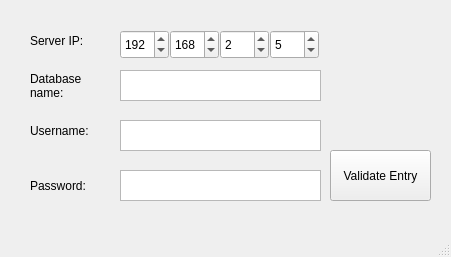
First picture: the form in NNGuiProgram/NeuralNetGuiProgram/mysqlsetupwindow.ui, repository ReggieMarr/the-useful-ufg, before the edit.
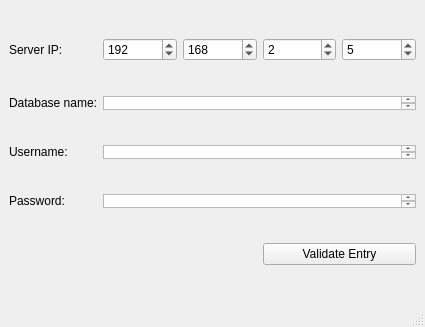
Second picture: the form after the edit.

```diff
--- a/NNGuiProgram/NeuralNetGuiProgram/mysqlsetupwindow.ui
+++ b/NNGuiProgram/NeuralNetGuiProgram/mysqlsetupwindow.ui
@@ -6,36 +6,24 @@
    <rect>
     <x>0</x>
     <y>0</y>
-    <width>451</width>
-    <height>257</height>
+    <width>425</width>
+    <height>327</height>
    </rect>
   </property>
   <property name="windowTitle">
    <string>MainWindow</string>
   </property>
   <widget class="QWidget" name="centralwidget">
+   <layout class="QGridLayout" name="gridLayout">
+    <item row="0" column="0">
    <widget class="QLabel" name="label">
-    <property name="geometry">
-     <rect>
-      <x>30</x>
-      <y>30</y>
-      <width>61</width>
-      <height>21</height>
-     </rect>
-    </property>
     <property name="text">
      <string>Server IP:</string>
     </property>
    </widget>
+    </item>
+    <item row="0" column="1">
    <widget class="QSpinBox" name="firstIPVal">
-    <property name="geometry">
-     <rect>
-      <x>120</x>
-      <y>30</y>
-      <width>49</width>
-      <height>29</height>
-     </rect>
-    </property>
     <property name="minimum">
      <number>1</number>
     </property>
@@ -46,31 +34,9 @@
      <number>192</number>
     </property>
    </widget>
-   <widget class="QSpinBox" name="threeIPVal">
-    <property name="geometry">
-     <rect>
-      <x>220</x>
-      <y>30</y>
-      <width>49</width>
-      <height>29</height>
-     </rect>
-    </property>
-    <property name="maximum">
-     <number>255</number>
-    </property>
-    <property name="value">
-     <number>2</number>
-    </property>
-   </widget>
+    </item>
+    <item row="0" column="2">
    <widget class="QSpinBox" name="secondIPVal">
-    <property name="geometry">
-     <rect>
-      <x>170</x>
-      <y>30</y>
-      <width>49</width>
-      <height>29</height>
-     </rect>
-    </property>
     <property name="minimum">
      <number>1</number>
     </property>
@@ -81,15 +47,19 @@
      <number>168</number>
     </property>
    </widget>
+    </item>
+    <item row="0" column="3">
+     <widget class="QSpinBox" name="threeIPVal">
+      <property name="maximum">
+       <number>255</number>
+      </property>
+      <property name="value">
+       <number>2</number>
+      </property>
+     </widget>
+    </item>
+    <item row="0" column="4">
    <widget class="QSpinBox" name="fourthIPVal">
-    <property name="geometry">
-     <rect>
-      <x>270</x>
-      <y>30</y>
-      <width>49</width>
-      <height>29</height>
-     </rect>
-    </property>
     <property name="maximum">
      <number>255</number>
     </property>
@@ -97,14 +67,14 @@
      <number>5</number>
     </property>
    </widget>
+    </item>
+    <item row="1" column="0">
    <widget class="QLabel" name="label_2">
-    <property name="geometry">
-     <rect>
-      <x>30</x>
-      <y>60</y>
-      <width>61</width>
-      <height>51</height>
-     </rect>
+      <property name="sizePolicy">
+       <sizepolicy hsizetype="Preferred" vsizetype="Maximum">
+        <horstretch>0</horstretch>
+        <verstretch>0</verstretch>
+       </sizepolicy>
     </property>
     <property name="text">
      <string>Database name:</string>
@@ -113,75 +83,71 @@
      <bool>true</bool>
     </property>
    </widget>
+    </item>
+    <item row="1" column="1" colspan="4">
+     <widget class="QTextEdit" name="databaseTextEntry">
+      <property name="sizePolicy">
+       <sizepolicy hsizetype="Expanding" vsizetype="Ignored">
+        <horstretch>0</horstretch>
+        <verstretch>0</verstretch>
+       </sizepolicy>
+      </property>
+     </widget>
+    </item>
+    <item row="2" column="0">
    <widget class="QLabel" name="label_3">
-    <property name="geometry">
-     <rect>
-      <x>30</x>
-      <y>110</y>
-      <width>71</width>
-      <height>41</height>
-     </rect>
+      <property name="sizePolicy">
+       <sizepolicy hsizetype="Preferred" vsizetype="Maximum">
+        <horstretch>0</horstretch>
+        <verstretch>0</verstretch>
+       </sizepolicy>
     </property>
     <property name="text">
      <string>Username:</string>
     </property>
    </widget>
+    </item>
+    <item row="2" column="1" colspan="4">
+     <widget class="QTextEdit" name="usernameTextEntry">
+      <property name="sizePolicy">
+       <sizepolicy hsizetype="Expanding" vsizetype="Ignored">
+        <horstretch>0</horstretch>
+        <verstretch>0</verstretch>
+       </sizepolicy>
+      </property>
+     </widget>
+    </item>
+    <item row="3" column="0">
    <widget class="QLabel" name="label_4">
-    <property name="geometry">
-     <rect>
-      <x>30</x>
-      <y>170</y>
-      <width>71</width>
-      <height>31</height>
-     </rect>
+      <property name="sizePolicy">
+       <sizepolicy hsizetype="Preferred" vsizetype="Maximum">
+        <horstretch>0</horstretch>
+        <verstretch>0</verstretch>
+       </sizepolicy>
     </property>
     <property name="text">
      <string>Password:</string>
     </property>
    </widget>
-   <widget class="QTextEdit" name="databaseTextEntry">
-    <property name="geometry">
-     <rect>
-      <x>120</x>
-      <y>70</y>
-      <width>201</width>
-      <height>31</height>
-     </rect>
-    </property>
-   </widget>
-   <widget class="QTextEdit" name="usernameTextEntry">
-    <property name="geometry">
-     <rect>
-      <x>120</x>
-      <y>120</y>
-      <width>201</width>
-      <height>31</height>
-     </rect>
-    </property>
-   </widget>
+    </item>
+    <item row="3" column="1" colspan="4">
    <widget class="QTextEdit" name="passwordTextEntry">
-    <property name="geometry">
-     <rect>
-      <x>120</x>
-      <y>170</y>
-      <width>201</width>
-      <height>31</height>
-     </rect>
-    </property>
-   </widget>
+      <property name="sizePolicy">
+       <sizepolicy hsizetype="Expanding" vsizetype="Ignored">
+        <horstretch>0</horstretch>
+        <verstretch>0</verstretch>
+       </sizepolicy>
+      </property>
+     </widget>
+    </item>
+    <item row="4" column="3" colspan="2">
    <widget class="QPushButton" name="pushButton">
-    <property name="geometry">
-     <rect>
-      <x>330</x>
-      <y>150</y>
-      <width>101</width>
-      <height>51</height>
-     </rect>
-    </property>
     <property name="text">
      <string>Validate Entry</string>
     </property>
    </widget>
+    </item>
+   </layout>
   </widget>
   <widget class="QMenuBar" name="menubar">
    <property name="geometry">
```
Left out of the diff: 2 changed lines with no effect on the pictures. Lines whose indentation alone changed are shown as unchanged.
